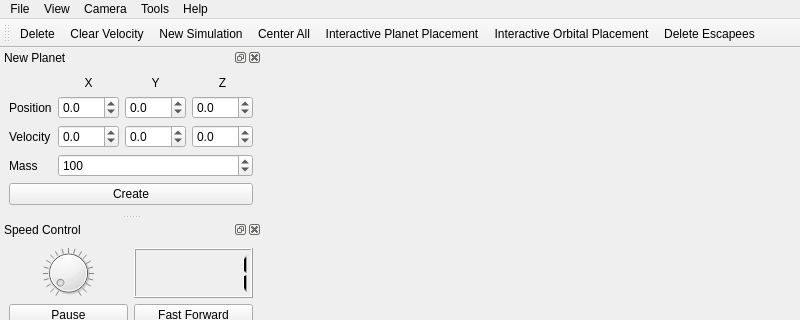
The window that forms/mainwindow.ui (chipgw/planets-3d) describes before a commit, drawn with Qt 5; both pictures show x 0 to 800 and y 0 to 320 of the 800 by 814 pixel window.
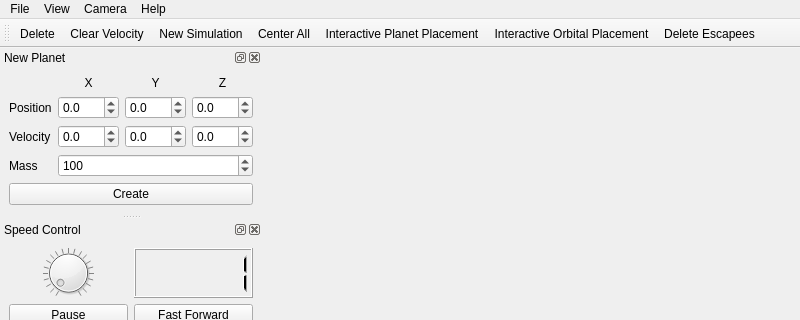
The same window after the commit. Icons and pictures are not drawn. Custom widgets are drawn as their Qt base class.

Commit message: use createPopupMenu() to create "Tools" menu.

Diff of the .ui file:
```diff
--- a/forms/mainwindow.ui
+++ b/forms/mainwindow.ui
@@ -54,16 +54,6 @@
     <addaction name="actionAbout"/>
     <addaction name="actionAbout_Qt"/>
    </widget>
-   <widget class="QMenu" name="menuTools">
-    <property name="title">
-     <string>Tools</string>
-    </property>
-    <addaction name="actionNew_Planet"/>
-    <addaction name="actionSpeed_Control"/>
-    <addaction name="actionView_Settings"/>
-    <addaction name="actionFiring_Mode_Settings"/>
-    <addaction name="actionRandom_Settings"/>
-   </widget>
    <widget class="QMenu" name="menuCamera">
     <property name="title">
      <string>Camera</string>
@@ -76,7 +66,6 @@
    <addaction name="menuFile"/>
    <addaction name="menuView"/>
    <addaction name="menuCamera"/>
-   <addaction name="menuTools"/>
    <addaction name="menuHelp"/>
   </widget>
   <widget class="QStatusBar" name="statusbar"/>
```
Left out of the diff: 92 changed lines with no effect on the pictures. The commit also changes 1 other file.
